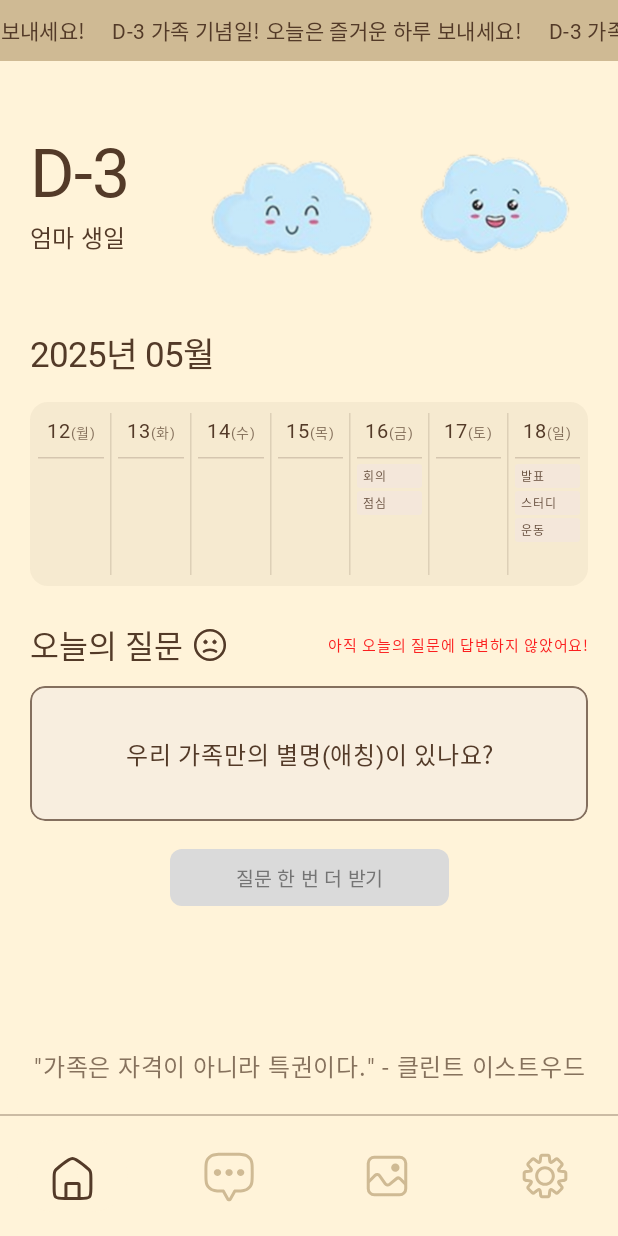
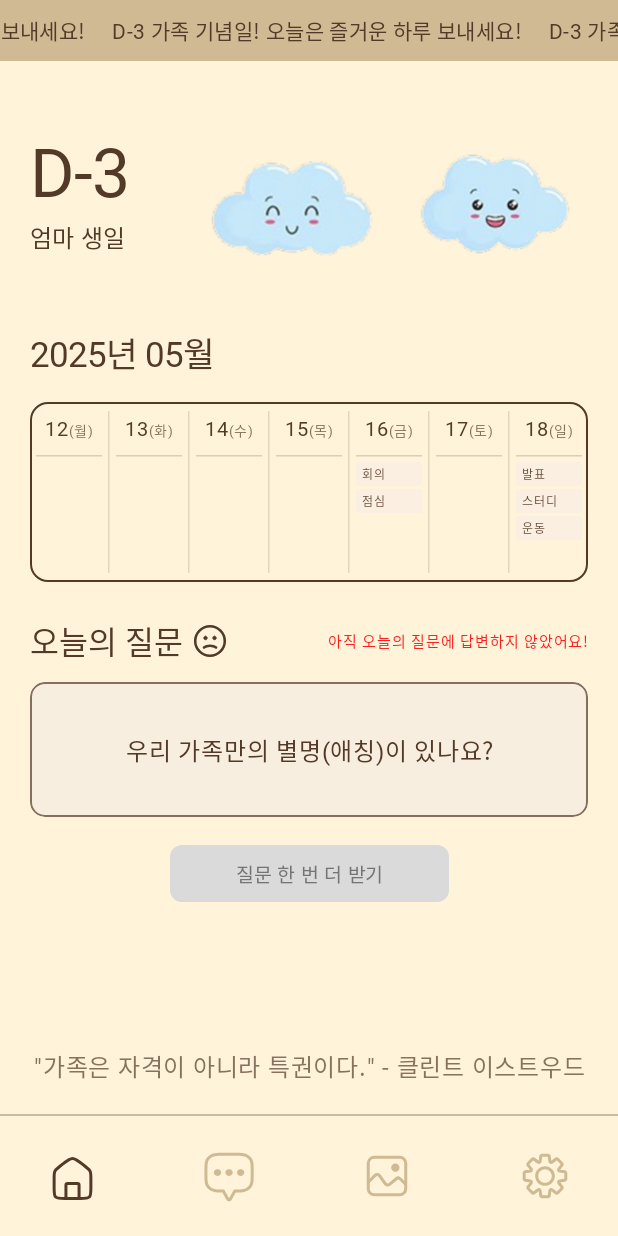
Before and after one commit to sujinhyeon/swusoftware, an Android app built with Jetpack Compose: the screen it shows after launch (MainActivity), on a phone screen of 412 x 824 dp. Run offline under Robolectric (Android 15) with nearby library versions, the phone set to English and light mode, and no system bars; Roboto replaces fonts that are not available here.

Commit message:
홈화면 80% 구현 완료
세부 기능 수정 및 디자인 디테일

+ anniversaryboard 파일 분리 및 전광판 기능 구현 완료

+ 주간캘린더 테두리 변경(세부 일정은 추가 수정 필요)

```diff
--- a/app/src/main/java/com/example/daytogether/ui/home/HomeScreen.kt
+++ b/app/src/main/java/com/example/daytogether/ui/home/HomeScreen.kt
@@ -3,6 +3,7 @@ package com.example.daytogether.ui.home
 
 
 // --- 기본 Compose 및 UI 관련 Imports ---
+import com.example.daytogether.ui.home.composables.WeeklyCalendarView
 import com.example.daytogether.ui.home.composables.AnniversaryBoard
 import com.example.daytogether.ui.home.composables.EventDetailsDialog
 import androidx.compose.animation.AnimatedVisibility
@@ -1014,88 +1015,30 @@ fun ActualHomeScreenContent(
 
                 }
 
-
-
+                // --- 캘린더 본체 부분 (월간 또는 주간 캘린더 중 하나만 선택) ---
                 if (isMonthlyView) {
-
                     MonthlyCalendarView(
-
                         currentMonth = currentYearMonth,
-
                         onMonthChange = onMonthChange,
-
                         onDateClick = onDateClick,
-
                         eventsByDate = eventsByDate,
-
                         selectedDateForDetails = selectedDateForDetails,
-
                         modifier = Modifier.fillMaxWidth(),
-
-                        onEditEventRequest = onEditEventRequest, // 전달
-
-                        onDeleteEventRequest = onDeleteEventRequest, // 전달
-
-                        onTitleClick = onMonthlyCalendarHeaderTitleClick, // 월간 헤더 년월 텍스트 클릭
-
-                        onCalendarIconClick = onMonthlyCalendarHeaderIconClick, // 월간 헤더 달력 아이콘 클릭
-
-                        onTodayHeaderButtonClick = onMonthlyTodayButtonClick // 월간 헤더 "오늘" 버튼 클릭 전달
-
+                        onEditEventRequest = onEditEventRequest,
+                        onDeleteEventRequest = onDeleteEventRequest,
+                        onTitleClick = onMonthlyCalendarHeaderTitleClick, // 월간 헤더 클릭 시 주간으로
+                        onCalendarIconClick = onMonthlyCalendarHeaderIconClick,
+                        onTodayHeaderButtonClick = onMonthlyTodayButtonClick
                     )
-
-                } else { // 주간 뷰
-
-                    Box(
-
-                        modifier = Modifier
-
-                            .fillMaxWidth()
-
-                            .background(weeklyCalendarBackgroundColor, RoundedCornerShape(12.dp))
-
-                            .padding(horizontal = 1.dp, vertical = 1.dp)
-
-                    ) {
-
-                        Row(
-
-                            modifier = Modifier.fillMaxWidth().height(120.dp),
-
-                            ) {
-
-                            weeklyCalendarData.forEachIndexed { index, dayData ->
-
-                                DayCellNew(
-
-                                    dateData = dayData,
-
-                                    modifier = Modifier.weight(1f).fillMaxHeight()
-
-                                )
-
-                                if (index < weeklyCalendarData.size - 1) {
-
-                                    VerticalDivider(
-
-                                        color = TextPrimary.copy(alpha = 0.15f),
-
-                                        thickness = 1.dp,
-
-                                        modifier = Modifier.fillMaxHeight().padding(vertical = 6.dp)
-
-                                    )
-
-                                }
-
-                            }
-
-                        }
-
-                    }
-
+                } else { // 주간 뷰 상태일 때 (!isMonthlyView == true)
+                    // ▼▼▼▼▼ 여기에 WeeklyCalendarView 호출이 들어가야 합니다 ▼▼▼▼▼
+                    WeeklyCalendarView(
+                        weeklyCalendarData = weeklyCalendarData,
+                        modifier = Modifier.fillMaxWidth() // 또는 필요한 다른 Modifier
+                    )
                 }
 
+
                 Spacer(modifier = Modifier.height(24.dp))
 
                 TodayQuestionHeaderWithAlert(isAnsweredByAll = isQuestionAnsweredByAll)
--- /dev/null
+++ b/app/src/main/java/com/example/daytogether/ui/home/composables/DayCellNew.kt
@@ -0,0 +1,90 @@
+package com.example.daytogether.ui.home.composables
+
+import androidx.compose.foundation.background
+import androidx.compose.foundation.layout.Arrangement
+import androidx.compose.foundation.layout.Column
+import androidx.compose.foundation.layout.fillMaxHeight
+import androidx.compose.foundation.layout.fillMaxWidth
+import androidx.compose.foundation.layout.padding
+import androidx.compose.foundation.shape.RoundedCornerShape
+import androidx.compose.material3.HorizontalDivider
+import androidx.compose.material3.MaterialTheme
+import androidx.compose.material3.Text
+import androidx.compose.runtime.Composable
+import androidx.compose.ui.Alignment
+import androidx.compose.ui.Modifier
+import androidx.compose.ui.text.SpanStyle
+import androidx.compose.ui.text.buildAnnotatedString
+import androidx.compose.ui.text.font.FontWeight
+import androidx.compose.ui.text.style.TextAlign
+import androidx.compose.ui.text.style.TextOverflow
+import androidx.compose.ui.text.withStyle
+import androidx.compose.ui.unit.dp
+import androidx.compose.ui.unit.sp
+import com.example.daytogether.data.model.CalendarEvent // CalendarEvent 모델 클래스 import
+import com.example.daytogether.data.model.WeeklyCalendarDay // WeeklyCalendarDay 모델 클래스 import
+import com.example.daytogether.ui.theme.TextPrimary // TextPrimary 테마 색상 import
+
+@Composable
+fun DayCellNew(
+    dateData: WeeklyCalendarDay,
+    modifier: Modifier = Modifier
+    // 만약 날짜 셀 클릭 이벤트를 추가하고 싶다면 여기에 onClick: () -> Unit 파라미터를 추가할 수 있습니다.
+) {
+    Column(
+        horizontalAlignment = Alignment.CenterHorizontally,
+        modifier = modifier
+            .fillMaxHeight() // 부모 Row의 높이를 따름
+            .padding(horizontal = 4.dp, vertical = 6.dp), // 셀 내부 상하 패딩 조정
+        verticalArrangement = Arrangement.Top
+    ) {
+        // 상단: "숫자(요일)" 헤더
+        val annotatedDateString = buildAnnotatedString {
+            withStyle(style = SpanStyle(fontSize = 13.sp, color = TextPrimary, fontWeight = FontWeight.SemiBold)) {
+                append(dateData.date)
+            }
+            withStyle(style = SpanStyle(fontSize = 9.sp, color = TextPrimary.copy(alpha = 0.7f))) {
+                append("(${dateData.dayOfWeek})")
+            }
+        }
+        Text(
+            text = annotatedDateString,
+            textAlign = TextAlign.Center,
+            modifier = Modifier
+                .fillMaxWidth()
+                .padding(bottom = 2.dp) // 헤더와 구분선 사이 간격
+        )
+
+        // 가로 구분선
+        HorizontalDivider(
+            modifier = Modifier
+                .fillMaxWidth()
+                .padding(vertical = 3.dp), // 구분선 위아래 간격 조정
+            thickness = 1.dp,
+            color = TextPrimary.copy(alpha = 0.2f)
+        )
+
+        // 하단: 이벤트 목록 (최대 3개)
+        Column(
+            modifier = Modifier
+                .weight(1f) // 남은 공간을 모두 차지하도록
+                .fillMaxWidth(),
+            horizontalAlignment = Alignment.Start,
+            verticalArrangement = Arrangement.spacedBy(2.dp) // 이벤트 간 수직 간격
+        ) {
+            dateData.events.take(3).forEach { event -> // 최대 3개의 이벤트 표시
+                Text(
+                    text = event.description,
+                    color = MaterialTheme.colorScheme.primary.copy(alpha = 0.9f),
+                    style = MaterialTheme.typography.labelSmall.copy(fontSize = 8.sp),
+                    maxLines = 1,
+                    overflow = TextOverflow.Ellipsis,
+                    modifier = Modifier
+                        .fillMaxWidth()
+                        .background(MaterialTheme.colorScheme.primaryContainer.copy(alpha = 0.2f), RoundedCornerShape(2.dp))
+                        .padding(horizontal = 4.dp, vertical = 2.dp) // 이벤트 내부 패딩
+                )
+            }
+        }
+    }
+}
--- a/app/src/main/java/com/example/daytogether/ui/home/composables/WeeklyCalendarView.kt
+++ b/app/src/main/java/com/example/daytogether/ui/home/composables/WeeklyCalendarView.kt
@@ -1,4 +1,69 @@
 package com.example.daytogether.ui.home.composables
 
-class WeeklyCalendarView {
+import androidx.compose.foundation.border
+import androidx.compose.foundation.layout.Box
+import androidx.compose.foundation.layout.Row
+// ... 기타 필요한 androidx import 문들 ...
+import androidx.compose.foundation.layout.fillMaxHeight
+import androidx.compose.foundation.layout.fillMaxWidth
+import androidx.compose.foundation.layout.height
+import androidx.compose.foundation.layout.padding
+import androidx.compose.foundation.shape.RoundedCornerShape
+import androidx.compose.material3.VerticalDivider
+import androidx.compose.runtime.Composable
+import androidx.compose.ui.Modifier
+import androidx.compose.ui.graphics.Color
+import androidx.compose.ui.unit.dp
+// ▼▼▼▼▼ 수정된 모델 import 경로 ▼▼▼▼▼
+import com.example.daytogether.data.model.WeeklyCalendarDay // << 수정된 경로!
+// 만약 CalendarEvent도 이 파일에서 직접 참조한다면, 경로 수정 필요
+// import com.example.daytogether.data.model.CalendarEvent
+// ▲▲▲▲▲ 수정된 모델 import 경로 ▲▲▲▲▲
+import com.example.daytogether.ui.theme.TextPrimary
+// DayCellNew import 문 (경로 확인)
+// import com.example.daytogether.ui.home.composables.DayCellNew
+
+// 테두리 색상 정의 (사용자님이 알려주신 값)
+val WeeklyCalendarBorderColor = Color(0xFF533A28)
+
+@Composable
+fun WeeklyCalendarView(
+    weeklyCalendarData: List<WeeklyCalendarDay>,
+    modifier: Modifier = Modifier
+) {
+    val weeklyCalendarShape = RoundedCornerShape(12.dp)
+
+    Box(
+        modifier = modifier
+            .border( // 테두리 적용
+                width = 1.dp,
+                color = WeeklyCalendarBorderColor,
+                shape = weeklyCalendarShape
+            )
+        // 배경색 없음, 내부 패딩 없음 (날짜 셀이 테두리에 바로 붙도록)
+    ) {
+        Row(
+            modifier = Modifier
+                .fillMaxWidth()
+                .height(120.dp),
+        ) {
+            weeklyCalendarData.forEachIndexed { index, dayData ->
+                DayCellNew(
+                    dateData = dayData,
+                    modifier = Modifier
+                        .weight(1f)
+                        .fillMaxHeight()
+                )
+                if (index < weeklyCalendarData.size - 1) {
+                    VerticalDivider(
+                        color = TextPrimary.copy(alpha = 0.15f),
+                        thickness = 1.dp,
+                        modifier = Modifier
+                            .fillMaxHeight()
+                            .padding(vertical = 6.dp)
+                    )
+                }
+            }
+        }
+    }
 }
--- a/app/src/main/java/com/example/daytogether/ui/theme/Color.kt
+++ b/app/src/main/java/com/example/daytogether/ui/theme/Color.kt
@@ -21,14 +21,6 @@ val NavIconUnselected = Color(0xFFCFBA94)
 
 val ErrorRed = Color(0xFFFB1F1F) // 빨간색
 
-// 기존 테마 색상 (필요에 따라 유지 또는 수정)
-val Purple80 = Color(0xFFD0BCFF)
-val PurpleGrey80 = Color(0xFFCCC2DC)
-val Pink80 = Color(0xFFEFB8C8)
-
-val Purple40 = Color(0xFF6650a4)
-val PurpleGrey40 = Color(0xFF625b71)
-val Pink40 = Color(0xFF7D5260)
 
 
 val TodayMonthlyBackground = AnniversaryBoardBackground.copy(alpha = 0.2f) // 이전 0.5f 또는 직접 지정한 값에서 변경
```
